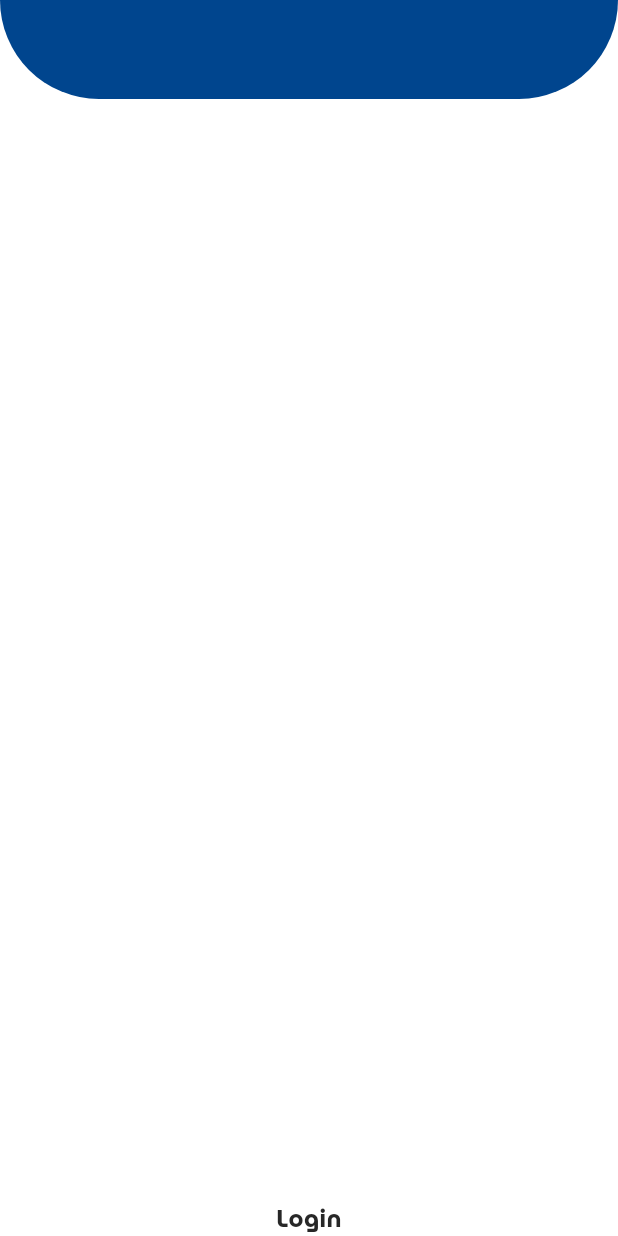
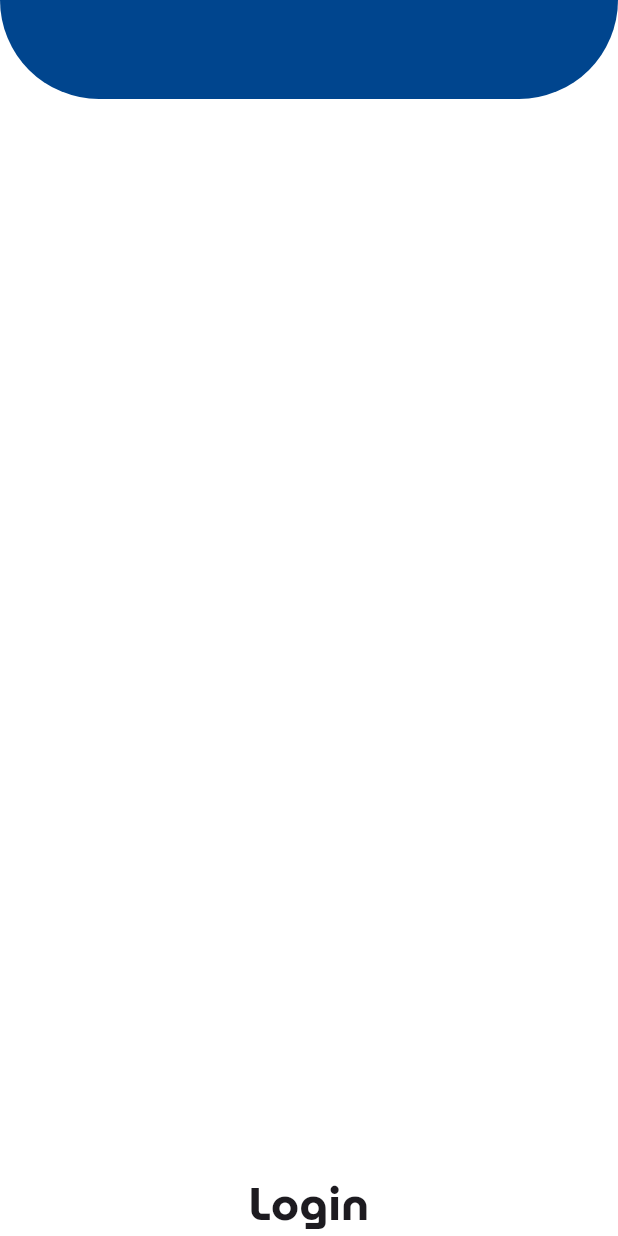
Before and after one commit to HCarrr/KertasinApp, a Flutter app: the screen it shows after launch, on a phone screen of 412 x 824 dp. Run offline on Flutter 3.47's test engine with Material 3 defaults, Android fonts, the phone set to English and light mode, and no system bars; our stand-ins replace get.

Commit message:
update typhography

```diff
--- a/lib/main.dart
+++ b/lib/main.dart
@@ -1,6 +1,6 @@
 import 'package:flutter/material.dart';
 import 'package:get/get.dart';
-import 'package:kertasinapp/pages/HomeScreen.dart';
+import 'package:kertasinapp/pages/home/HomeScreen.dart';
 import 'package:kertasinapp/pages/login/LoginPage.dart';
 
 import 'routes/page_route.dart';
--- a/lib/pages/HomeScreen.dart
+++ b/lib/pages/home/HomeScreen.dart
@@ -34,7 +34,7 @@ class Homescreen extends StatelessWidget {
                 Expanded(
                     child: Text(
                   "Kertas-in",
-                  style: TStyle.judul,
+                  style: TStyle.subtitle1,
                 )),
               ],
             ),
--- a/lib/pages/login/LoginPage.dart
+++ b/lib/pages/login/LoginPage.dart
@@ -24,7 +24,7 @@ class LoginPage extends StatelessWidget {
             Spacer(),
             Text(
               "Login",
-              style: TStyle.subtitle1,
+              style: TStyle.title,
             ),
           ],
         ));
--- a/lib/routes/page_route.dart
+++ b/lib/routes/page_route.dart
@@ -1,7 +1,7 @@
 import 'package:get/get.dart';
 import 'package:kertasinapp/pages/login/LoginPage.dart';
 import 'package:kertasinapp/routes/route_name.dart';
-import 'package:kertasinapp/pages/HomeScreen.dart';
+import 'package:kertasinapp/pages/home/HomeScreen.dart';
 
 class PagesRoute {
   static final pages = [
--- a/lib/utilities/typhography.dart
+++ b/lib/utilities/typhography.dart
@@ -2,67 +2,140 @@ import 'package:flutter/material.dart';
 import 'colors.dart';
 
 class TStyle {
-  static const TextStyle judul = TextStyle(
+  // Judul pakai MuseoModerno
+  static const TextStyle title = TextStyle(
     fontFamily: 'MuseoModerno',
-    fontSize: 20,
+    fontSize: 30,
     fontWeight: FontWeight.bold,
   );
+
   static const TextStyle overline = TextStyle(
-      fontWeight: FontWeight.w400, fontSize: 12, color: kColorDarkGrey);
+    fontFamily: 'Roboto',
+    fontWeight: FontWeight.w400,
+    fontSize: 12,
+    color: kColorDarkGrey,
+  );
 
   static const TextStyle caption = TextStyle(
-      fontWeight: FontWeight.w400, fontSize: 12, color: kColorDarkGrey);
+    fontFamily: 'Roboto',
+    fontWeight: FontWeight.w400,
+    fontSize: 12,
+    color: kColorDarkGrey,
+  );
 
   static const TextStyle captionBlack = TextStyle(
-      fontWeight: FontWeight.w400, fontSize: 10, color: kColorDarkGrey);
+    fontFamily: 'Roboto',
+    fontWeight: FontWeight.w400,
+    fontSize: 10,
+    color: kColorDarkGrey,
+  );
 
   static const TextStyle captionWhite = TextStyle(
-      fontWeight: FontWeight.w400, fontSize: 10, color: kColorPureWhite);
+    fontFamily: 'Roboto',
+    fontWeight: FontWeight.w400,
+    fontSize: 10,
+    color: kColorPureWhite,
+  );
 
   static const TextStyle button2 = TextStyle(
-      fontWeight: FontWeight.w500, fontSize: 14, color: kColorDarkGrey);
+    fontFamily: 'Roboto',
+    fontWeight: FontWeight.w500,
+    fontSize: 14,
+    color: kColorDarkGrey,
+  );
 
   static const TextStyle textChat = TextStyle(
-      fontWeight: FontWeight.w500, fontSize: 14, color: kColorPureWhite);
+    fontFamily: 'Roboto',
+    fontWeight: FontWeight.w500,
+    fontSize: 14,
+    color: kColorPureWhite,
+  );
 
   static const TextStyle textChatItalic = TextStyle(
+    fontFamily: 'Roboto',
     fontWeight: FontWeight.w500,
     fontSize: 14,
     color: kColorMediumGrey,
-      fontStyle: FontStyle.italic);
+    fontStyle: FontStyle.italic,
+  );
 
   static const TextStyle button1 = TextStyle(
-      fontWeight: FontWeight.w700, fontSize: 16, color: kColorDarkGrey);
+    fontFamily: 'Roboto',
+    fontWeight: FontWeight.w700,
+    fontSize: 16,
+    color: kColorDarkGrey,
+  );
 
   static const TextStyle body2 = TextStyle(
-      fontWeight: FontWeight.w400, fontSize: 14, color: kColorDarkGrey);
+    fontFamily: 'Roboto',
+    fontWeight: FontWeight.w400,
+    fontSize: 14,
+    color: kColorDarkGrey,
+  );
 
   static const TextStyle body1 = TextStyle(
-      fontWeight: FontWeight.w500, fontSize: 16, color: kColorDarkGrey);
+    fontFamily: 'Roboto',
+    fontWeight: FontWeight.w500,
+    fontSize: 16,
+    color: kColorDarkGrey,
+  );
 
   static const TextStyle subtitle2 = TextStyle(
-      fontWeight: FontWeight.w400, fontSize: 16, color: kColorDarkGrey);
+    fontFamily: 'Roboto',
+    fontWeight: FontWeight.w400,
+    fontSize: 16,
+    color: kColorDarkGrey,
+  );
 
   static const TextStyle subtitle1 = TextStyle(
     fontFamily: 'MuseoModerno',
     fontWeight: FontWeight.w700,
     fontSize: 16,
-      color: kColorDarkGrey);
+    color: kColorDarkGrey,
+  );
 
   static const TextStyle headline4 = TextStyle(
-      fontWeight: FontWeight.w700, fontSize: 22, color: kColorDarkGrey);
+    fontFamily: 'MuseoModerno',
+    fontWeight: FontWeight.w700,
+    fontSize: 22,
+    color: kColorDarkGrey,
+  );
 
   static const TextStyle headline3 = TextStyle(
-      fontWeight: FontWeight.w700, fontSize: 24, color: kColorDarkGrey);
+    fontFamily: 'MuseoModerno',
+    fontWeight: FontWeight.w700,
+    fontSize: 24,
+    color: kColorDarkGrey,
+  );
 
   static const TextStyle headline2 = TextStyle(
-      fontWeight: FontWeight.w700, fontSize: 28, color: kColorDarkGrey);
+    fontFamily: 'MuseoModerno',
+    fontWeight: FontWeight.w700,
+    fontSize: 28,
+    color: kColorDarkGrey,
+  );
 
   static const TextStyle headline1 = TextStyle(
-      fontWeight: FontWeight.w700, fontSize: 32, color: kColorDarkGrey);
+    fontFamily: 'MuseoModerno',
+    fontWeight: FontWeight.w700,
+    fontSize: 32,
+    color: kColorDarkGrey,
+  );
 
-  static const TextStyle w400 = TextStyle(fontWeight: FontWeight.w400);
-  static const TextStyle w500 = TextStyle(fontWeight: FontWeight.w500);
-  static const TextStyle w600 = TextStyle(fontWeight: FontWeight.w600);
-  static const TextStyle w700 = TextStyle(fontWeight: FontWeight.w700);
+  static const TextStyle w400 = TextStyle(
+    fontFamily: 'Roboto',
+    fontWeight: FontWeight.w400,
+  );
+  static const TextStyle w500 = TextStyle(
+    fontFamily: 'Roboto',
+    fontWeight: FontWeight.w500,
+  );
+  static const TextStyle w600 = TextStyle(
+    fontFamily: 'Roboto',
+    fontWeight: FontWeight.w600,
+  );
+  static const TextStyle w700 = TextStyle(
+    fontFamily: 'Roboto',
+    fontWeight: FontWeight.w700,
+  );
 }
```
Lines whose indentation alone changed are shown as unchanged.
